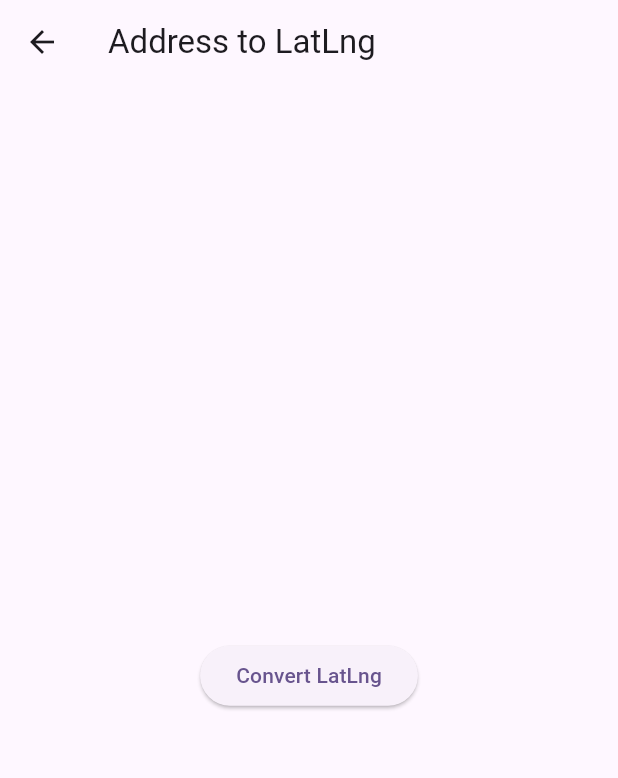
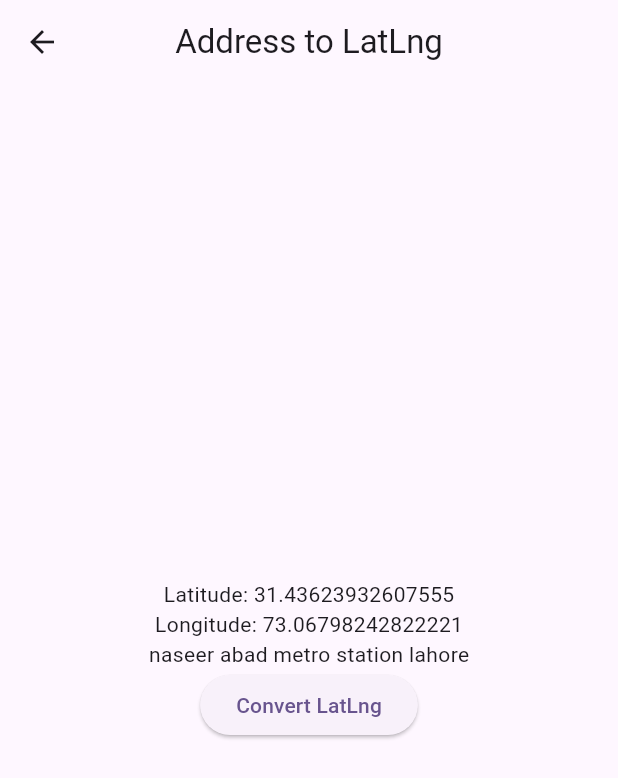
Before and after one commit to Usama-Razzaq/location_tracking_app, a Flutter app: the ConvertLatLangToAdress screen opened directly, on a phone screen of 412 x 824 dp. Shown: the top 778 px of the screen. Run offline on Flutter 3.47's test engine with Material 3 defaults, Android fonts, the phone set to English and light mode, and no system bars; our stand-ins replace geocoding, geolocator, google_maps_flutter; missing offline and left inert: custom_info_window, dart:html.

```diff
--- a/lib/convert_latland_to_adress.dart
+++ b/lib/convert_latland_to_adress.dart
@@ -69,42 +69,43 @@ class ConvertLatLangToAdress extends StatefulWidget {
 }
 
 class _ConvertAddressToLatLngState extends State<ConvertLatLangToAdress> {
-  String address = ""; // Example address
-  // double latitude = 31.43623932607555;
-  // double longitude = 73.06798242822221;
+  String address = "naseer abad metro station lahore"; // Example address
+  double latitude = 31.43623932607555;
+  double longitude = 73.06798242822221;
 
   @override
   Widget build(BuildContext context) {
     return Scaffold(
       appBar: AppBar(
         title: Text('Address to LatLng'),
+        centerTitle: true,
       ),
       body: Center(
         child: Column(
           mainAxisAlignment: MainAxisAlignment.center,
           children: [
-            // Text('Latitude: ${address}'),
-            // Text('Longitude: $longitude'),
+            Text('Latitude: ${latitude}'),
+            Text('Longitude: $longitude'),
             Text(address),
             ElevatedButton(
               // on press function to get coordinates from address
-              // onPressed: () async {
-              //   List<Location> locations = await locationFromAddress(address);
-              //   print(locations);
-              //   setState(() {
-              //     latitude = locations.first.latitude;
-              //     longitude = locations.first.longitude;
-              //
-              //   });
-              // },
+              onPressed: () async {
+                List<Location> locations = await locationFromAddress(address);
+                print(locations);
+                setState(() {
+                  latitude = locations.first.latitude;
+                  longitude = locations.first.longitude;
+
+                });
+              },
 
               // on press function to get address from coordinates
-              onPressed: () async{
-    List<Placemark> placemarks = await placemarkFromCoordinates(31.610523967649463, 74.38431688828106);
-    setState(() {
-    address = "${placemarks.reversed.first.country}, ${placemarks.reversed.last.locality}, ${placemarks.reversed.last.street}, ${placemarks.reversed.last.name}";
-    });
-    },
+    //           onPressed: () async{
+    // List<Placemark> placemarks = await placemarkFromCoordinates(33.6941, 72.9734);
+    // setState(() {
+    // address = "${placemarks.reversed.first.country}, ${placemarks.reversed.last.locality}, ${placemarks.reversed.last.street}, ${placemarks.reversed.last.name}";
+    // });
+    // },
               child: Text('Convert LatLng'),
             ),
           ],
--- a/lib/custon_marker_screen.dart
+++ b/lib/custon_marker_screen.dart
@@ -1,4 +1,5 @@
 import 'dart:async';
+import 'dart:html';
 import 'dart:typed_data';
 import 'dart:ui' as ui;
 import 'package:flutter/services.dart';
--- a/lib/user_current_location.dart
+++ b/lib/user_current_location.dart
@@ -38,6 +38,7 @@ class _GetUserCurrentLocationScreenState extends State<GetUserCurrentLocationScr
       _markers.add(
           Marker(markerId: MarkerId('2'),
               position: LatLng(value.latitude, value.longitude),
+              icon: BitmapDescriptor.defaultMarker,
               infoWindow: InfoWindow(
                   title: 'My Current Locate'
               )
--- a/pubspec.yaml
+++ b/pubspec.yaml
@@ -73,6 +73,7 @@ flutter:
     - assets/images/marker2.png
     - assets/images/marker3.png
     - assets/images/motorbike.png
+    - assets/images/bus-station.png
 
   # An image asset can refer to one or more resolution-specific "variants", see
   # https://flutter.dev/assets-and-images/#resolution-aware
```
Also changed, not shown: lib/main.dart (+3 -10 lines), lib/polyline_screen.dart (+18 -4 lines), lib/splash_screen.dart (added, +65 -0 lines), assets/images/bus-station.png (added).
